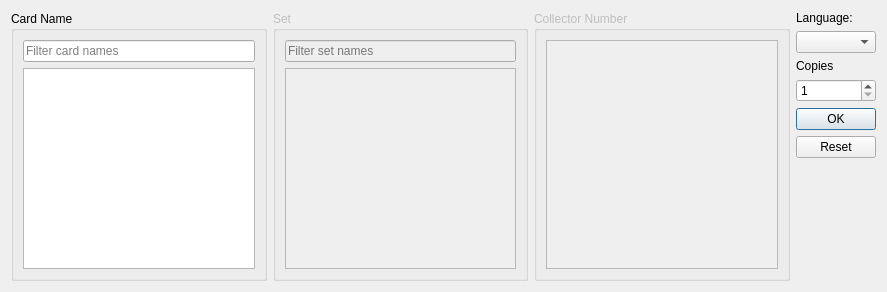
This is mtg_proxy_printer/resources/ui/horizontal_search_layout/add_card_widget.ui in luziferius/MTGProxyPrinter as Qt 5 draws it before an edit. The edited form follows.
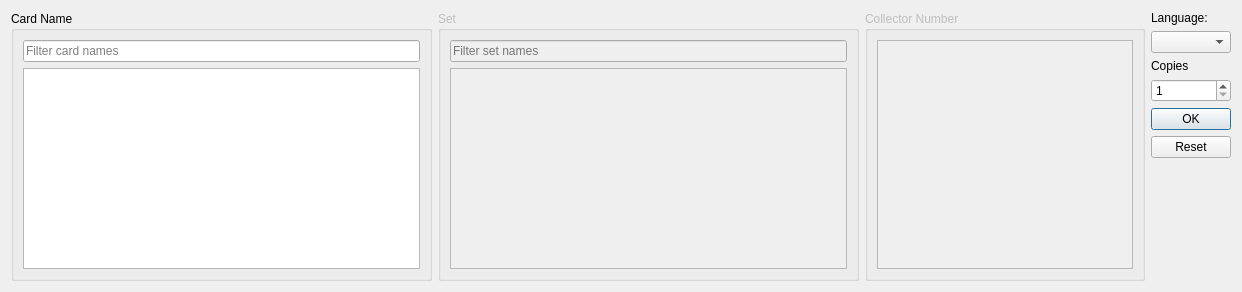
This is the edited form.

Commit message:
AddCardWidget: Set better GUI element expansion weights. The button’s won’t expand in width any more and the collector number selection box has a bit less width, to make more room for the other two which can benefit from more space on small screens or window sizes.
FossilOrigin-Name: 91382c59f41415951e3777d9ee502ebefcfaec11781ae6cd61aac59627162af4

Diff of the .ui file:
```diff
--- a/mtg_proxy_printer/resources/ui/horizontal_search_layout/add_card_widget.ui
+++ b/mtg_proxy_printer/resources/ui/horizontal_search_layout/add_card_widget.ui
@@ -6,7 +6,7 @@
    <rect>
     <x>0</x>
     <y>0</y>
-    <width>887</width>
+    <width>1242</width>
     <height>292</height>
    </rect>
   </property>
@@ -26,6 +26,12 @@
    </item>
    <item row="7" column="1" rowspan="9">
     <widget class="QGroupBox" name="card_name_box">
+     <property name="sizePolicy">
+      <sizepolicy hsizetype="Expanding" vsizetype="Preferred">
+       <horstretch>6</horstretch>
+       <verstretch>0</verstretch>
+      </sizepolicy>
+     </property>
      <property name="title">
       <string>Card Name</string>
      </property>
@@ -64,6 +70,12 @@
      <property name="enabled">
       <bool>false</bool>
      </property>
+     <property name="sizePolicy">
+      <sizepolicy hsizetype="Expanding" vsizetype="Preferred">
+       <horstretch>6</horstretch>
+       <verstretch>0</verstretch>
+      </sizepolicy>
+     </property>
      <property name="toolTip">
       <string>The sets in which the currently selected card was printed.</string>
      </property>
@@ -99,6 +111,12 @@
      <property name="enabled">
       <bool>false</bool>
      </property>
+     <property name="sizePolicy">
+      <sizepolicy hsizetype="Expanding" vsizetype="Preferred">
+       <horstretch>4</horstretch>
+       <verstretch>0</verstretch>
+      </sizepolicy>
+     </property>
      <property name="title">
       <string>Collector Number</string>
      </property>
@@ -142,7 +160,7 @@
    <item row="11" column="5" rowspan="5">
     <widget class="QDialogButtonBox" name="button_box">
      <property name="sizePolicy">
-      <sizepolicy hsizetype="Expanding" vsizetype="Expanding">
+      <sizepolicy hsizetype="Fixed" vsizetype="Expanding">
        <horstretch>0</horstretch>
        <verstretch>0</verstretch>
       </sizepolicy>
```
